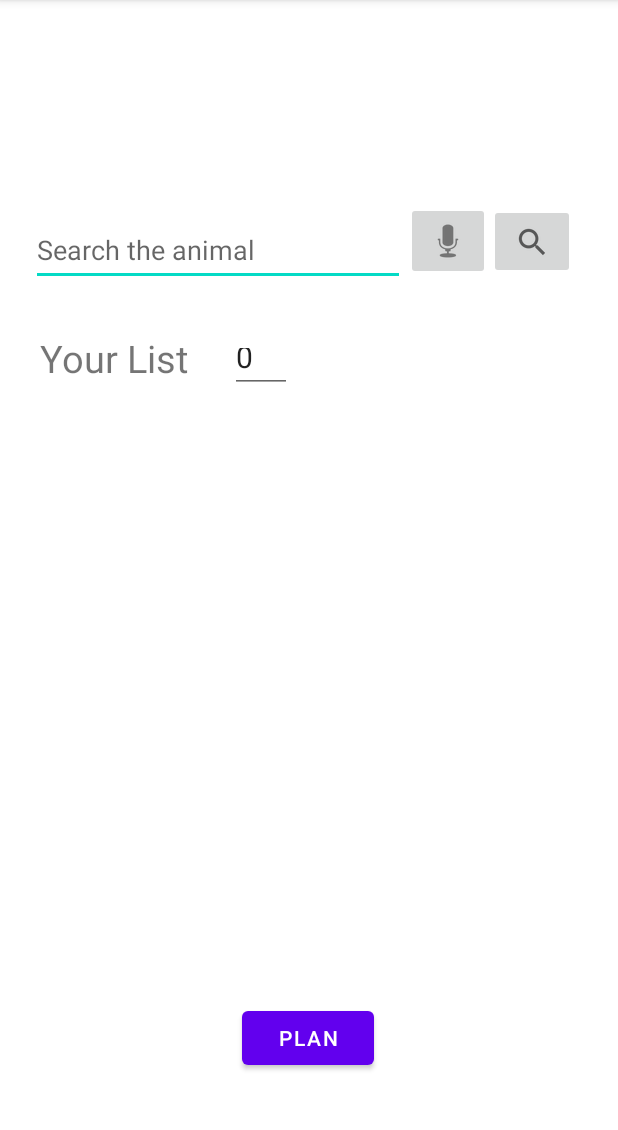
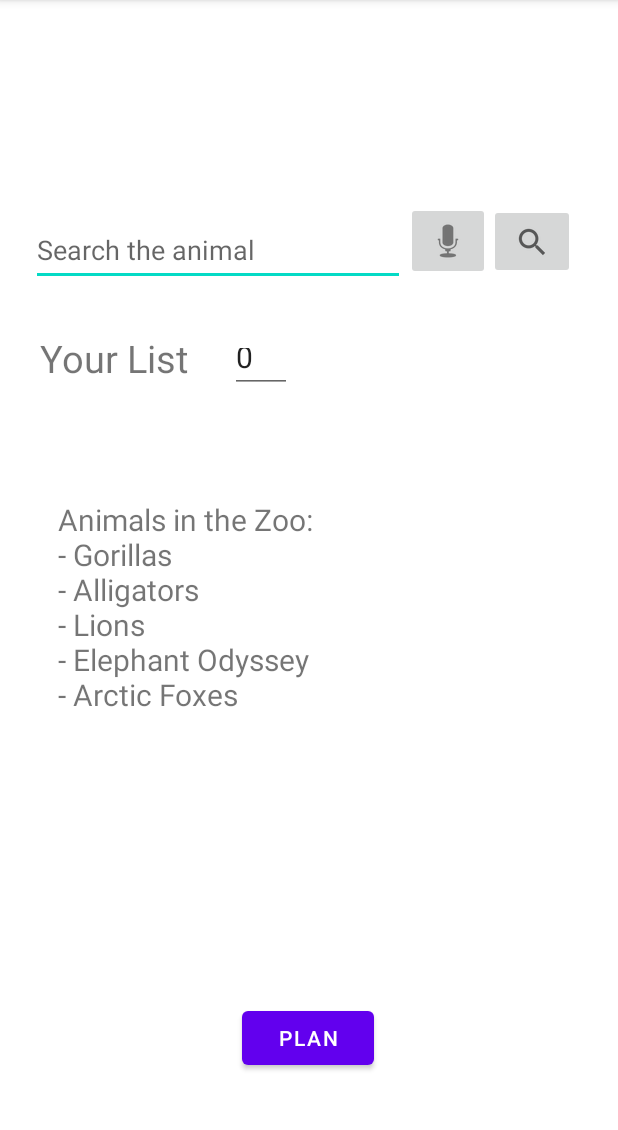
Before and after one commit to CSE-110-Spring-2022/zooseeker-cse-110-team-23, an Android app: the screen it shows after launch (MainActivity), on a phone screen of 412 x 824 dp, the part 84-1214 px from its top. Run offline under Robolectric (Android 15) with nearby library versions, the phone set to English and light mode, and no system bars; our stand-ins replace Room's generated code; libraries missing offline, so code that uses them is left out: org.jgrapht, org.jgrapht.alg, org.jgrapht.graph, org.jgrapht.nio; 4 statements that could not run were skipped.

Commit message:
Animal List Displayed on Main Activity

```diff
--- a/app/src/main/res/layout/activity_main.xml
+++ b/app/src/main/res/layout/activity_main.xml
@@ -98,12 +98,28 @@
         app:layout_constraintHorizontal_bias="0.076"
         app:layout_constraintStart_toStartOf="parent"
         app:layout_constraintTop_toTopOf="parent"
-        app:layout_constraintVertical_bias="0.421" /><![CDATA[
+        app:layout_constraintVertical_bias="0.421" />
+
+    <TextView
+        android:id="@+id/animal_list"
+        android:layout_width="334dp"
+        android:layout_height="257dp"
+        android:text="Animals in the Zoo: \n- Gorillas \n- Alligators \n- Lions \n- Elephant Odyssey \n- Arctic Foxes"
+        android:textSize="20dp"
+        app:layout_constraintBottom_toBottomOf="parent"
+        app:layout_constraintEnd_toEndOf="parent"
+        app:layout_constraintHorizontal_bias="0.493"
+        app:layout_constraintStart_toStartOf="parent"
+        app:layout_constraintTop_toTopOf="parent"
+        app:layout_constraintVertical_bias="0.651" /><![CDATA[
+
+
 
 
 
 =======
     >>>>>>> 51145135bd957c5a0fa44a896e873ceab09d887f
 
+
 ]]>
 </androidx.constraintlayout.widget.ConstraintLayout>
```
